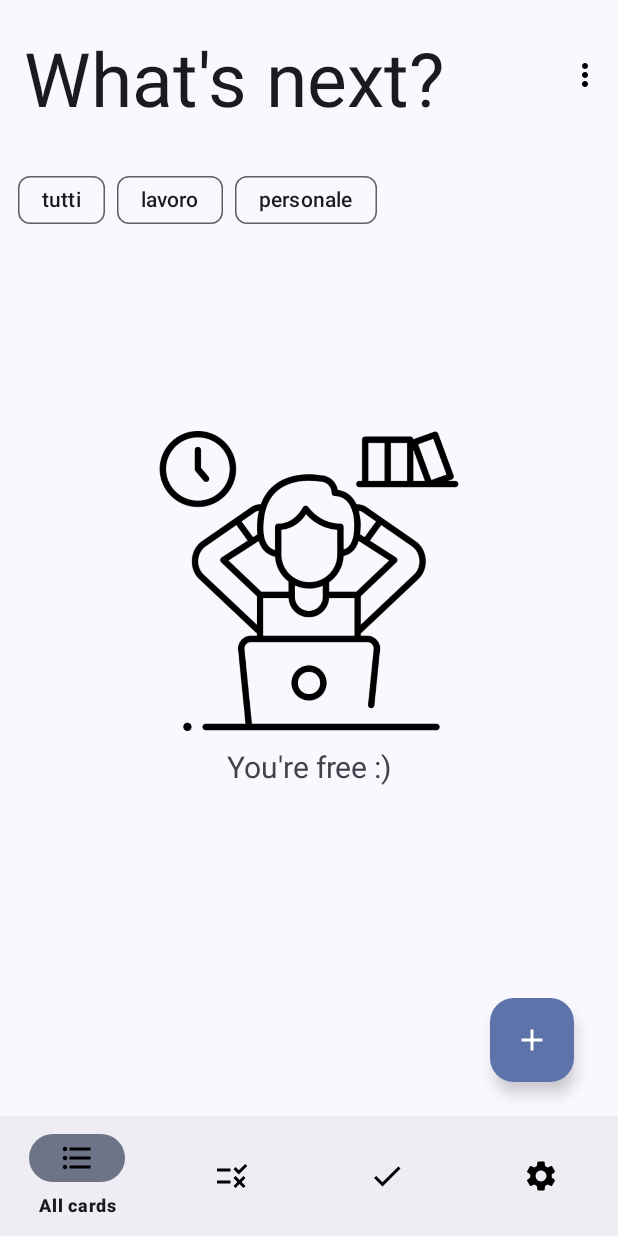
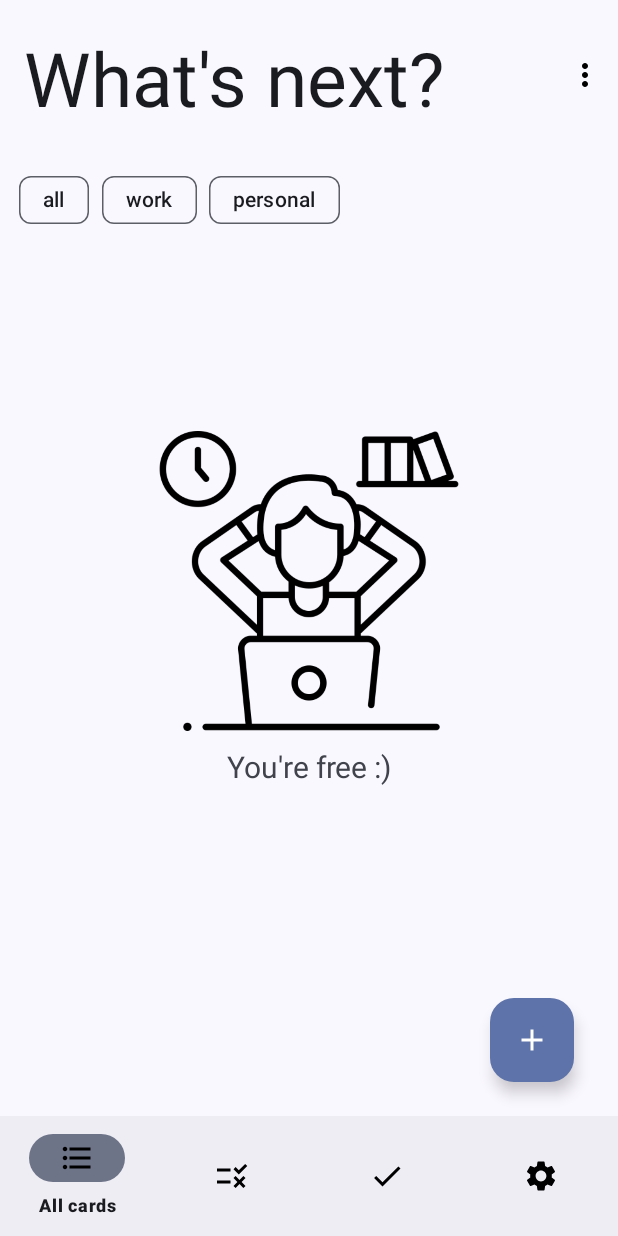
Before and after one commit to cirosilvano/YouToDo, an Android app: the screen it shows after launch (MainActivity), on a phone screen of 412 x 824 dp. Run offline under Robolectric (Android 15) with nearby library versions, the phone set to English and light mode, and no system bars; our stand-ins replace Room's generated code; Roboto replaces fonts that are not available here; 4 statements that could not run were skipped.

```diff
--- a/app/src/main/java/com/icloud/ciro/silvano/youtodo/MainFragment.kt
+++ b/app/src/main/java/com/icloud/ciro/silvano/youtodo/MainFragment.kt
@@ -105,12 +105,14 @@ class MainFragment : Fragment(), OnItemSwipeListener, CategoryListener {
             //Nel caso in cui non siano presenti categorie, vengono inserite le 3 tipologie di default qua sotto
             //Ciò significa che se vengono eliminate tutte le chip, verranno ricreate automaticamente queste 3
             if(adapterCat.itemCount == 0){
-                toDoViewModel.addCategory(Category("tutti"))
-                toDoViewModel.addCategory(Category("lavoro"))
-                toDoViewModel.addCategory(Category("personale"))
-                chipGroupMain.addChip(requireActivity(),"tutti", adapterCat)
-                chipGroupMain.addChip(requireActivity(),"lavoro", adapterCat)
-                chipGroupMain.addChip(requireActivity(),"personale", adapterCat)
+
+
+                toDoViewModel.addCategory(Category(getString(R.string.all)))
+                toDoViewModel.addCategory(Category(getString(R.string.work)))
+                toDoViewModel.addCategory(Category(getString(R.string.personal)))
+                chipGroupMain.addChip(requireActivity(),getString(R.string.all), adapterCat)
+                chipGroupMain.addChip(requireActivity(),getString(R.string.work), adapterCat)
+                chipGroupMain.addChip(requireActivity(),getString(R.string.personal), adapterCat)
             }
 
             //Controllo che verifica se esiste già una chip. Siccome a differenza del database è possibile creare
@@ -339,9 +341,9 @@ class MainFragment : Fragment(), OnItemSwipeListener, CategoryListener {
      */
     override fun onCardSwipe(card: Card) {
         val builder = AlertDialog.Builder(requireContext())
-        builder.setPositiveButton("Yes") { _,_ ->
+        builder.setPositiveButton(R.string.yes) { _,_ ->
             toDoViewModel.deleteCard(card)
-            Toast.makeText(requireContext(), "Successfully removed ${card.name}!", Toast.LENGTH_LONG).show()
+            Toast.makeText(requireContext(), getString(R.string.mexDelete)+" ${card.name}!", Toast.LENGTH_LONG).show()
         }
 
         builder.setNegativeButton("No") { _,_ ->
--- a/app/src/main/res/values/strings.xml
+++ b/app/src/main/res/values/strings.xml
@@ -13,6 +13,9 @@
     <string name="more_actions">More actions</string>
     <string name="add_button">ADD</string>
     <string name="edit_button">EDIT</string>
+    <string name="personal">personal</string>
+    <string name="all">all</string>
+    <string name="work">work</string>
 
     <!-- Strings used for mainFragment -->
     <string name="free">You\'re free :)</string>
@@ -51,5 +54,16 @@
     <string name="settingLabel">Settings</string>
     <string name="chooseCategoryLabel">Choose/Create a category:</string>
 
+    <!--Message-->
+    <string name="titleDelete">Delete:</string>
+    <string name="mexDelete">Are you sure you want to delete </string>
+    <string name="catRemoveSucc">Successfully removed!</string>
+    <string name="cardUpdateSucc">Successfully updated!</string>
+    <string name="cardAddSucc">Successfully added!</string>
+    <string name="fillAllFields"> Please fill out all fields.</string>
+    <string name="yes"> Yes</string>
+    <string name="ExCat"> Existing category!</string>
+    <string name="ChooseCat"> Choose a Category!</string>
+
 
 </resources>
```
Also changed, not shown: app/src/main/java/com/icloud/ciro/silvano/youtodo/AddFragment.kt (+10 -13 lines), app/src/main/java/com/icloud/ciro/silvano/youtodo/CategoryFragment.kt (+12 -7 lines), app/src/main/java/com/icloud/ciro/silvano/youtodo/EditFragment.kt (+22 -23 lines), 1 other file.
